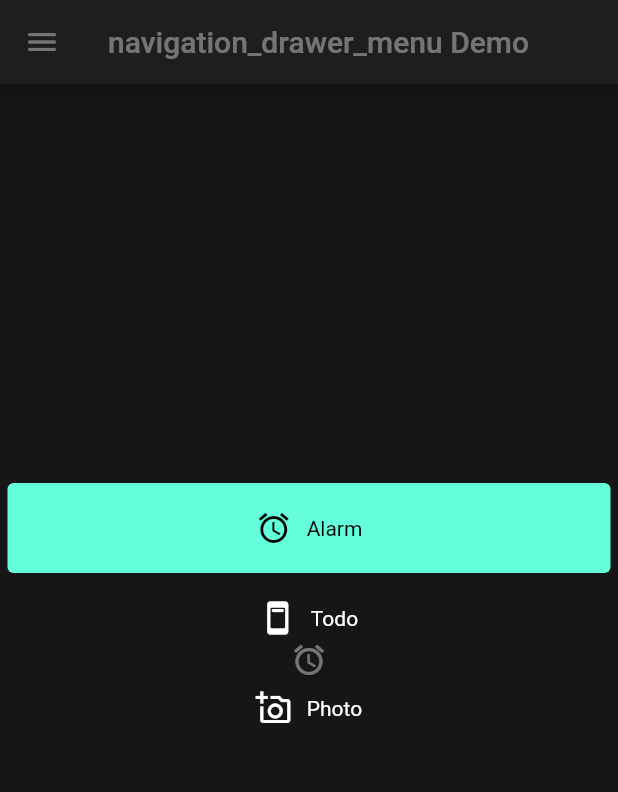
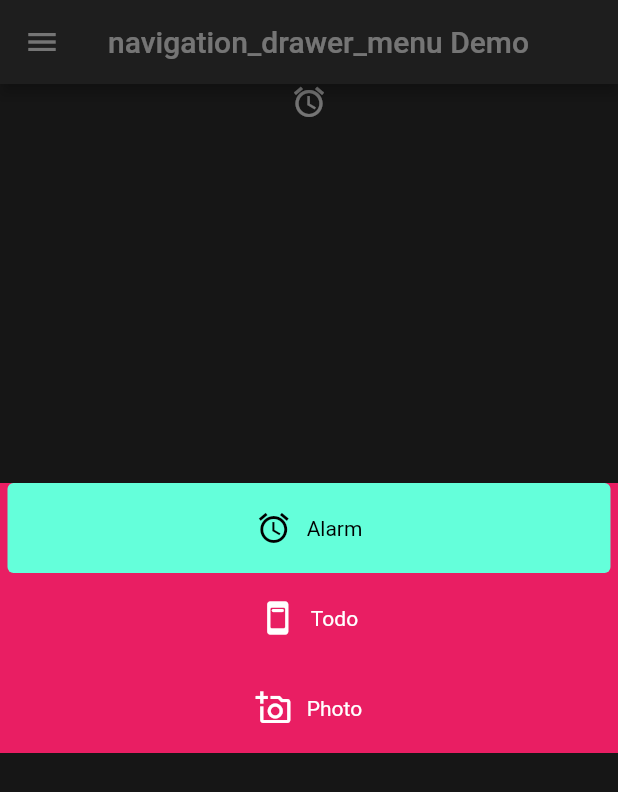
Before and after one commit to MelbourneDeveloper/navigation_drawer_menu, a Flutter app: the screen it shows after launch, with the side drawer open, on a phone screen of 412 x 824 dp. Shown: the top 792 px of the screen. Run offline on Flutter 3.47's test engine with Material 2 defaults, Android fonts, the phone set to English and light mode, and no system bars.

Commit message:
Simplify and fix

```diff
--- a/example/lib/main.dart
+++ b/example/lib/main.dart
@@ -74,7 +74,11 @@ class _MyAppState extends State<MyApp> {
                 menuMode: state.menuMode(context),
               ))));
 
-  NavigationDrawerMenu getMenu(BuildContext context) => NavigationDrawerMenu(
+  Widget getMenu(BuildContext context) => Container(
+      color: Colors.pink,
+      child:
+          Column(mainAxisAlignment: MainAxisAlignment.spaceEvenly, children: [
+        NavigationDrawerMenu(
             highlightColor: Theme.of(context).indicatorColor,
             onSelectionChanged: (c, key) {
               selectedMenuKey = key;
@@ -97,10 +101,12 @@ class _MyAppState extends State<MyApp> {
                                 ? Theme.of(context)
                                     .textTheme
                                     .bodyText2!
-                              .copyWith(color: Theme.of(bc).backgroundColor)
+                                    .copyWith(
+                                        color: Theme.of(bc).backgroundColor)
                                 : Theme.of(bc).textTheme.bodyText2)
                       ]
-              : [getIcon(mbd, isSelected, bc)]));
+                    : [getIcon(mbd, isSelected, bc)]))
+      ]));
 
   Icon getIcon(MenuItemDefinition mbd, bool isSelected, BuildContext bc) =>
       Icon(mbd.iconData,
--- a/lib/navigation_drawer_menu_frame.dart
+++ b/lib/navigation_drawer_menu_frame.dart
@@ -21,15 +21,11 @@ class NavigationDrawerMenuFrame extends StatelessWidget {
 
   @override
   Widget build(BuildContext context) => Row(children: [
-        Column(mainAxisAlignment: MainAxisAlignment.center, children: [
-          if (menuMode != MenuMode.Drawer)
-            SizedBox(
-                width:
-                    menuMode == MenuMode.Thin ? thinMenuWidth : thickMenuWidth,
-                child: Container(
-                    color: menuBackgroundColor,
-                    child: menuBuilder.build(context))),
-        ]),
+        if (menuMode != MenuMode.Drawer)
+          Container(
+              width: menuMode == MenuMode.Thin ? thinMenuWidth : thickMenuWidth,
+              color: menuBackgroundColor,
+              child: menuBuilder.build(context)),
         Expanded(child: body)
       ]);
 }
```
Lines whose indentation alone changed are shown as unchanged.
